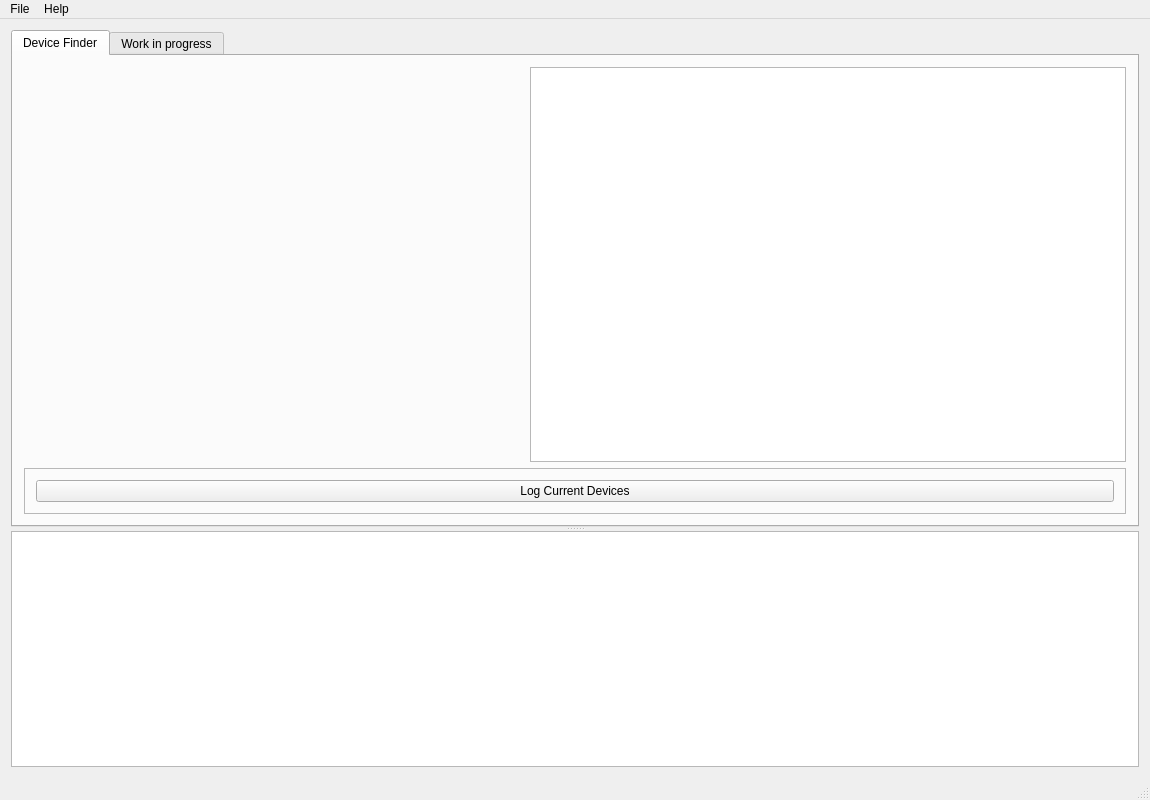
This is mainwindow.ui in vintop95/server_esp32_pds as Qt 5 draws it before an edit. The edited form follows.
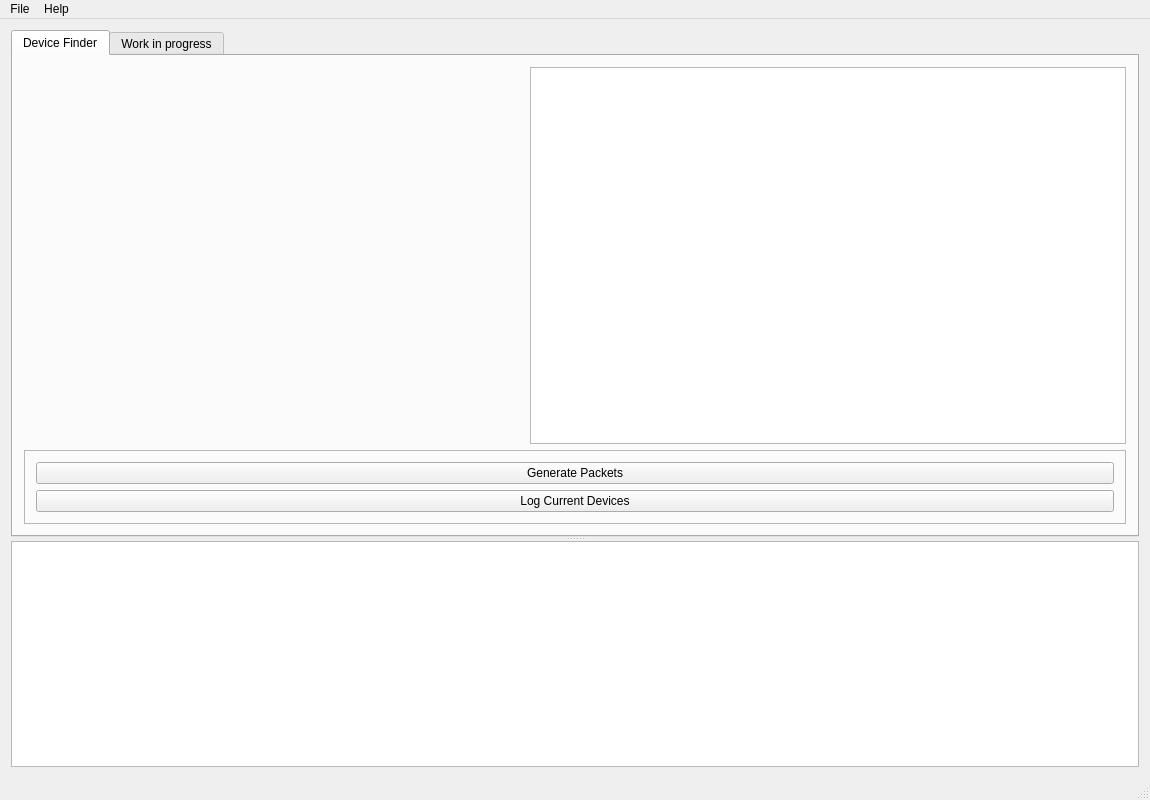
This is the edited form. Custom widgets are drawn as their Qt base class.

The edit to the form file:
```diff
--- a/mainwindow.ui
+++ b/mainwindow.ui
@@ -73,6 +73,13 @@
             <enum>QFrame::Raised</enum>
            </property>
            <layout class="QVBoxLayout" name="verticalLayout_2">
+            <item>
+             <widget class="QPushButton" name="generatePackets">
+              <property name="text">
+               <string>Generate Packets</string>
+              </property>
+             </widget>
+            </item>
             <item>
              <widget class="QPushButton" name="logCurrentDevices">
               <property name="sizePolicy">
```
